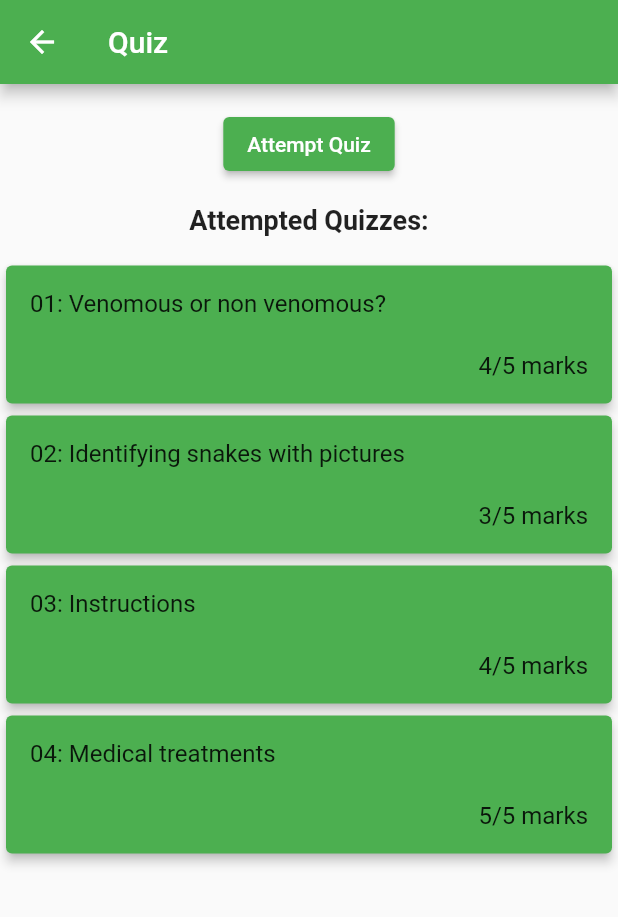
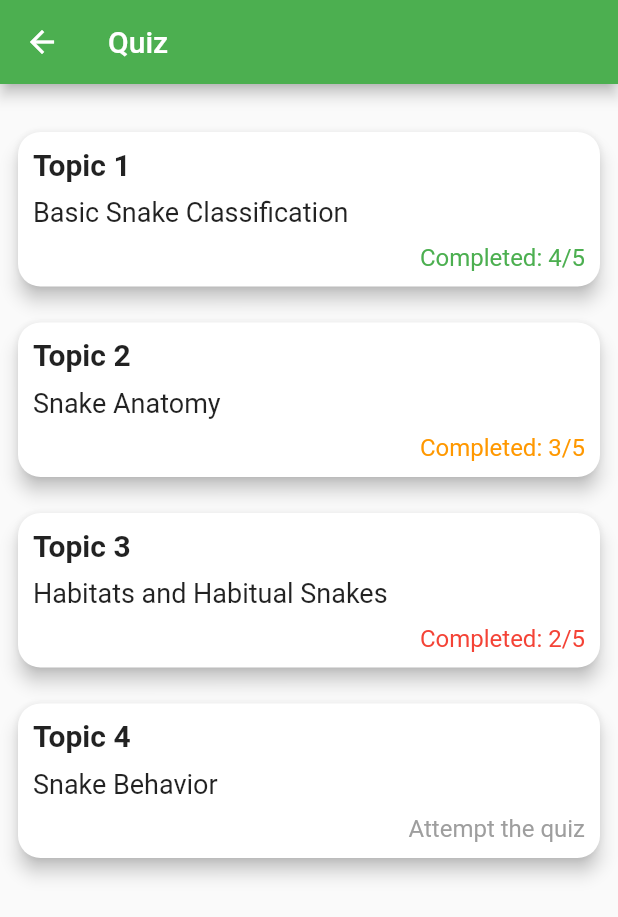
Before and after one commit to DushanthaOlinda/VenomVerseApp, a Flutter app: the QuizePage screen opened directly, on a phone screen of 412 x 824 dp. Shown: the top 917 px of the screen. Run offline on Flutter 3.47's test engine with Material 2 defaults, Android fonts, the light colour scheme and no system bars; our stand-ins replace animated_bottom_navigation_bar, camera, flutter_login, youtube_player_flutter; missing offline and left inert: app_bar_with_search_switch, easy_pdf_viewer, flutter_credit_card_new, profile, stacked_notification_cards.

Commit message:
Learn page - Quiz
Quiz - attempt quiz & review quizzes -done

```diff
--- a/lib/screens/pages/learn_page.dart
+++ b/lib/screens/pages/learn_page.dart
@@ -247,7 +247,7 @@ class _LearnPageState extends State<LearnPage> {
                       ),
                       const SizedBox(height: 8),
                       const Text(
-                        "Quizzes",
+                        "Quiz",
                         style: TextStyle(color: Colors.green, fontSize: 18),
                       )
                     ],
--- a/lib/screens/pages/learning_resources/quize_page.dart
+++ b/lib/screens/pages/learning_resources/quize_page.dart
@@ -1,8 +1,28 @@
 import 'package:VenomVerse/screens/pages/learning_resources/attempt_quiz_page.dart';
+import 'package:VenomVerse/screens/pages/learning_resources/review_page.dart';
 import 'package:flutter/material.dart';
 
+final List<Map<String, dynamic>> quizzes = [
+  {
+    'title': 'Basic Snake Classification',
+    'score': '4/5',
+  },
+  {
+    'title': 'Snake Anatomy',
+    'score': '3/5',
+  },
+  {
+    'title': 'Habitats and Habitual Snakes',
+    'score': '2/5',
+  },
+  {
+    'title': 'Snake Behavior',
+    'score': 'Attempt the quiz',
+  },
+];
+
 class QuizePage extends StatefulWidget {
-  const QuizePage({required Key? key}) : super(key: key);
+  const QuizePage({Key? key}) : super(key: key);
 
   @override
   State<QuizePage> createState() => _QuizePageState();
@@ -15,76 +35,93 @@ class _QuizePageState extends State<QuizePage> {
       appBar: AppBar(
         title: const Text("Quiz"),
       ),
-      body: Align(
-        alignment: Alignment.topCenter,
-        child: Column(
-          mainAxisAlignment: MainAxisAlignment.start,
-          children: [
-            Padding(
-              padding: const EdgeInsets.only(top: 16.0),
-              child: ElevatedButton(
-                onPressed: () {
-                  Navigator.push(
+      body: Padding(
+        padding: const EdgeInsets.only(top: 20.0), // Add padding on top
+        child: ListView.builder(
+          itemCount: quizzes.length,
+          itemBuilder: (context, index) {
+            return buildQuizCard(
               context,
-                    MaterialPageRoute(builder: (context) => const AttemptQuizPage()),
+              'Topic ${index + 1}',
+              quizzes[index]['title'],
+              quizzes[index]['score'],
             );
           },
-                style: ElevatedButton.styleFrom(
-                  backgroundColor: Colors.green,
-                ),
-                child: const Text("Attempt Quiz"),
-              ),
-            ),
-            const SizedBox(height: 16),
-            const Text(
-              "Attempted Quizzes:",
-              style: TextStyle(
-                fontSize: 18,
-                fontWeight: FontWeight.bold,
-              ),
-            ),
-            const SizedBox(height: 16),
-            buildQuizResultCard("01: Venomous or non venomous?", "4/5 marks"),
-            buildQuizResultCard("02: Identifying snakes with pictures", "3/5 marks"),
-            buildQuizResultCard("03: Instructions", "4/5 marks"),
-            buildQuizResultCard("04: Medical treatments", "5/5 marks"),
-          ],
         ),
       ),
     );
   }
 
-  Widget buildQuizResultCard(String title, String result) {
-    return SizedBox(
-      width: 500, // Set the desired width
-      height: 100, // Set the desired height
+  Widget buildQuizCard(BuildContext context, String topic, String title, String score) {
+    bool completed = score != 'Attempt the quiz';
+    Color textColor;
+
+    if (completed) {
+      List<String> scoreParts = score.split('/');
+      int correctAnswers = int.tryParse(scoreParts[0]) ?? 0;
+      int totalQuestions = int.tryParse(scoreParts[1]) ?? 1;
+
+      if (correctAnswers >= totalQuestions * 0.8) {
+        textColor = Colors.green;
+      } else if (correctAnswers >= totalQuestions * 0.5) {
+        textColor = Colors.orange;
+      } else {
+        textColor = Colors.red;
+      }
+    } else {
+      textColor = Colors.grey;
+    }
+
+    return Padding(
+      padding: const EdgeInsets.all(8.0),
+      child: InkWell(
+        onTap: () {
+          if (completed) {
+            // Navigate to the review page for this quiz
+            Navigator.push(
+              context,
+              MaterialPageRoute(builder: (context) => ReviewPage()),
+            );
+          } else {
+            // Navigate to the attempt quiz page for this quiz
+            Navigator.push(
+              context,
+              MaterialPageRoute(builder: (context) => const AttemptQuizPage()),
+            );
+          }
+        },
         child: Card(
-        elevation: 3.0,
-        color: Colors.green, // Set the background color to light green
+          elevation: 5,
+          shape: RoundedRectangleBorder(
+            borderRadius: BorderRadius.circular(15),
+          ),
           child: Padding(
-          padding: const EdgeInsets.all(16.0),
+            padding: const EdgeInsets.all(10.0),
             child: Column(
-            crossAxisAlignment: CrossAxisAlignment.start, // Align the text to the left
-            mainAxisAlignment: MainAxisAlignment.spaceBetween, // Align the text vertically to the middle
+              crossAxisAlignment: CrossAxisAlignment.start,
               children: [
                 Text(
+                  topic,
+                  style: const TextStyle(fontSize: 20.0, fontWeight: FontWeight.bold),
+                ),
+                const SizedBox(height: 10),
+                Text(
                   title,
-                style: const TextStyle(
-                  fontSize: 16,
+                  style: const TextStyle(fontSize: 18.0),
                 ),
+                const SizedBox(height: 10),
+                Align(
+                  alignment: Alignment.centerRight,
+                  child: Text(
+                    completed ? 'Completed: $score' : 'Attempt the quiz',
+                    style: TextStyle(
+                      fontSize: 16.0,
+                      color: textColor,
                     ),
-              Row(
-                mainAxisAlignment: MainAxisAlignment.end, // Align the text to the right
-                children: [
-                  Text(
-                    result,
-                    style: const TextStyle(
-                      fontSize: 16,
                   ),
                 ),
               ],
             ),
-            ],
           ),
         ),
       ),
```
Also changed, not shown: lib/screens/pages/learning_resources/attempt_quiz_page.dart (+49 -39 lines), lib/screens/pages/learning_resources/review_page.dart (added, +122 -0 lines). Lines whose indentation alone changed are shown as unchanged.
